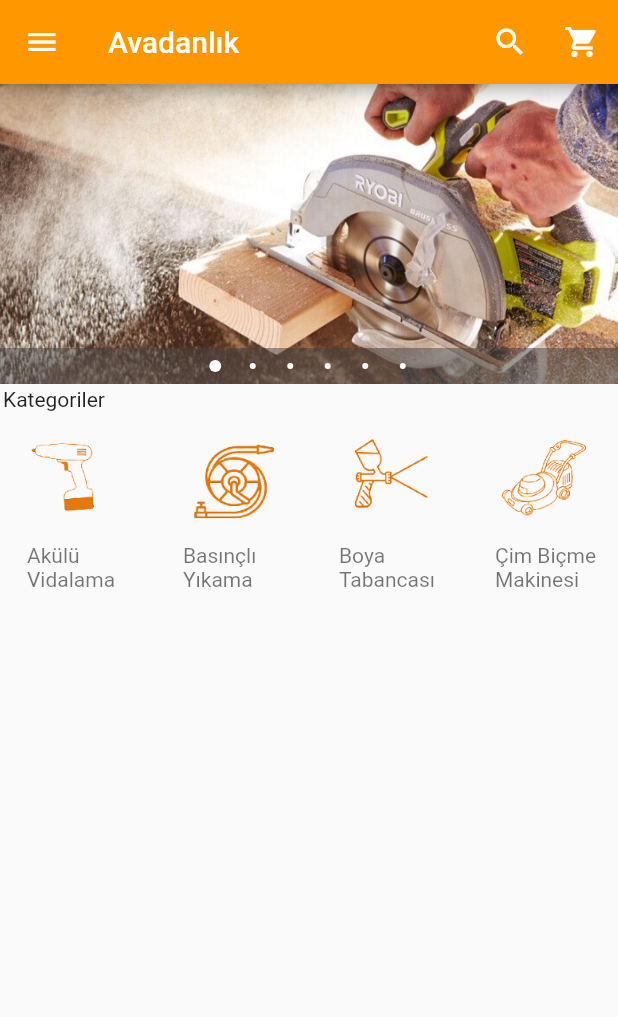
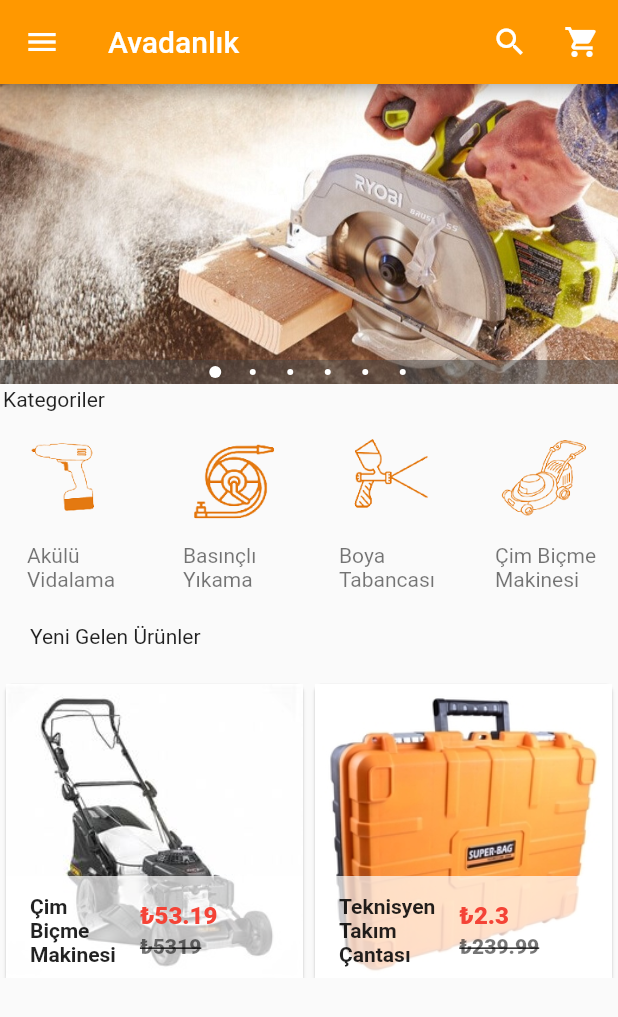
Before and after one commit to gkaynakk/ToolRentalApp, a Flutter app: the screen it shows after launch, on a phone screen of 412 x 824 dp. Shown: the top 1017 px of the screen. Run offline on Flutter 3.47's test engine with Material 2 defaults, Android fonts, the phone set to English and light mode, and no system bars; drawn by our look-alikes of carousel_pro.

Commit message:
Added some images and GridView

```diff
--- /dev/null
+++ b/lib/components/products.dart
@@ -0,0 +1,98 @@
+import 'package:flutter/material.dart';
+
+class Products extends StatefulWidget {
+  @override
+  _ProductsState createState() => _ProductsState();
+}
+
+class _ProductsState extends State<Products> {
+  //Creating maps
+  //Created two different price variables so customer can see the difference between actual price and rental
+  var productList = [
+    {
+      "name": "Çim\nBiçme\nMakinesi",
+      "picture": "images/products/Alpina Benzinli Çim Biçme Makinesi.jpg",
+      "price": 5319,
+      "rent_price": 53.19,
+    },
+    {
+      "name": "Teknisyen\nTakım\nÇantası ",
+      "picture": "images/products/Teknisyen Takım Çantası.jpg",
+      "price": 239.99,
+      "rent_price": 2.3,
+    },
+  ];
+  @override
+  Widget build(BuildContext context) {
+    return GridView.builder(
+        itemCount: productList.length,
+        gridDelegate:
+            new SliverGridDelegateWithFixedCrossAxisCount(crossAxisCount: 2),
+        itemBuilder: (BuildContext context, int index) {
+          return SingleProd(
+            prodName: productList[index]['name'],
+            prodPicture: productList[index]['picture'],
+            prodPrice: productList[index]['price'],
+            prodRentPrice: productList[index]['rent_price'],
+          );
+        });
+  }
+}
+
+class SingleProd extends StatelessWidget {
+  final prodName;
+  final prodPicture;
+  final prodPrice;
+  final prodRentPrice;
+
+  SingleProd({
+    this.prodName,
+    this.prodPicture,
+    this.prodPrice,
+    this.prodRentPrice,
+  });
+
+  @override
+  Widget build(BuildContext context) {
+    return Card(
+      //Hero widget is for transition between images
+      child: Hero(
+          tag: prodName,
+          child: Material(
+            child: InkWell(
+              onTap: () {},
+              child: GridTile(
+                  footer: Container(
+                    height: 70,
+                    color: Colors.white70,
+                    child: ListTile(
+                      leading: Text(
+                        prodName,
+                        style: TextStyle(fontWeight: FontWeight.bold),
+                      ),
+                      title: Text(
+                        "\₺$prodRentPrice",
+                        style: TextStyle(
+                            color: Colors.red, fontWeight: FontWeight.w800),
+                      ),
+                      subtitle: Text(
+                        "\₺$prodPrice",
+                        style: TextStyle(
+                          color: Colors.black54,
+                          fontWeight: FontWeight.w800,
+                          decoration: TextDecoration.lineThrough,
+                          decorationColor: Colors.black,
+                          decorationThickness: 1.2,
+                        ),
+                      ),
+                    ),
+                  ),
+                  child: Image.asset(
+                    prodPicture,
+                    fit: BoxFit.cover,
+                  )),
+            ),
+          )),
+    );
+  }
+}
--- a/lib/main.dart
+++ b/lib/main.dart
@@ -3,6 +3,7 @@ import 'package:carousel_pro/carousel_pro.dart';
 
 //custom imports
 import 'package:avadanlik/components/HorizantalListView.dart';
+import 'package:avadanlik/components/products.dart';
 
 void main() {
   runApp(MaterialApp(
@@ -34,7 +35,7 @@ class _HomePageState extends State<HomePage> {
         ],
         autoplay: true,
         dotSize: 4.0,
-        indicatorBgPadding: 8.0,
+        indicatorBgPadding: 4.0,
         animationCurve: Curves.fastOutSlowIn,
         animationDuration: Duration(milliseconds: 1000),
       ),
@@ -111,12 +112,23 @@ class _HomePageState extends State<HomePage> {
         children: <Widget>[
           //image carousel starts here
           image_carousel,
+          //Padding Widget
           new Padding(
             padding: const EdgeInsets.all(2.0),
             child: new Text('Kategoriler'),
             //Horizantal list view starts here
           ),
           HorizantalList(),
+          //Padding widget
+          new Padding(
+            padding: const EdgeInsets.all(20.0),
+            child: new Text('Yeni Gelen Ürünler'),
+          ),
+          //Grid View
+          Container(
+            height: 200.0,
+            child: Products(),
+          ),
         ],
       ),
     );
--- a/pubspec.yaml
+++ b/pubspec.yaml
@@ -71,7 +71,10 @@ flutter:
       - images/categories/taşlamalar.png
       - images/categories/testereler.png
       - images/categories/zımpara ve polisaj.png
-
+      - images/products/Alpina Benzinli Çim Biçme Makinesi.jpg
+      - images/products/Atlas Yarı Akülü İstif Makineleri Ayarlanabilir Çatallı ATFL10B25.jpg
+      - images/products/Teknisyen Takım Çantası.jpg
+      - images/products/Stanley Su Terazisi Pro 180 100 cm.jpg
 
   # An image asset can refer to one or more resolution-specific "variants", see
   # https://flutter.dev/assets-and-images/#resolution-aware.
```
Also changed, not shown: images/products/Alpina Benzinli Çim Biçme Makinesi.jpg, images/products/Teknisyen Takım Çantası.jpg.
